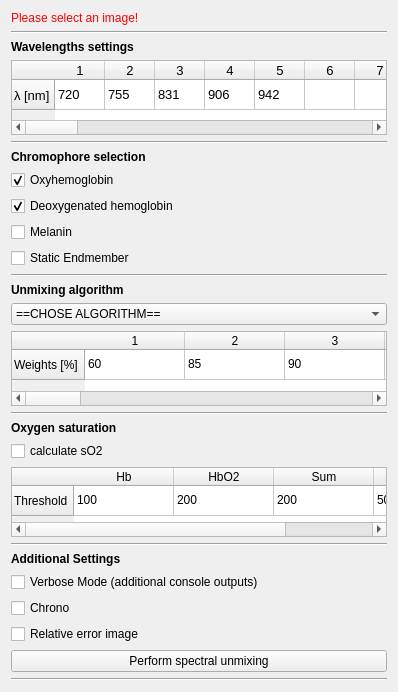
This is Plugins/org.mitk.gui.qt.photoacoustics.spectralunmixing/src/internal/SpectralUnmixingControls.ui in MITK/MITK as Qt 5 draws it before an edit. The edited form follows.
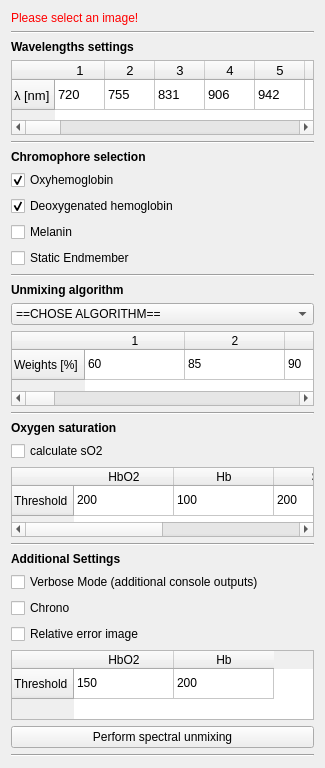
This is the edited form. Icons and pictures are not drawn.

Commit message: add relative error settings to Plugin.

The edit to the form file:
```diff
--- a/Plugins/org.mitk.gui.qt.photoacoustics.spectralunmixing/src/internal/SpectralUnmixingControls.ui
+++ b/Plugins/org.mitk.gui.qt.photoacoustics.spectralunmixing/src/internal/SpectralUnmixingControls.ui
@@ -6,8 +6,8 @@
    <rect>
     <x>0</x>
     <y>0</y>
-    <width>398</width>
-    <height>666</height>
+    <width>325</width>
+    <height>742</height>
    </rect>
   </property>
   <property name="minimumSize">
@@ -923,6 +923,11 @@
        <string>Threshold</string>
       </property>
      </row>
+     <column>
+      <property name="text">
+       <string>HbO2</string>
+      </property>
+     </column>
      <column>
       <property name="text">
        <string>Hb</string>
@@ -931,11 +936,6 @@
        <string/>
       </property>
      </column>
-     <column>
-      <property name="text">
-       <string>HbO2</string>
-      </property>
-     </column>
      <column>
       <property name="text">
        <string>Sum</string>
@@ -948,14 +948,14 @@
      </column>
      <item row="0" column="0">
       <property name="text">
+       <string>200</string>
+      </property>
+     </item>
+     <item row="0" column="1">
+      <property name="text">
        <string>100</string>
       </property>
      </item>
-     <item row="0" column="1">
-      <property name="text">
-       <string>200</string>
-      </property>
-     </item>
      <item row="0" column="2">
       <property name="text">
        <string>200</string>
@@ -1018,6 +1018,44 @@
      </property>
     </widget>
    </item>
+   <item>
+    <widget class="QTableWidget" name="tableError">
+     <property name="maximumSize">
+      <size>
+       <width>307</width>
+       <height>70</height>
+      </size>
+     </property>
+     <property name="toolTip">
+      <string>&lt;html&gt;&lt;head/&gt;&lt;body&gt;&lt;p&gt;* \brief below the threshold calculated relative error will set to zero&lt;/p&gt;&lt;/body&gt;&lt;/html&gt;</string>
+     </property>
+     <row>
+      <property name="text">
+       <string>Threshold</string>
+      </property>
+     </row>
+     <column>
+      <property name="text">
+       <string>HbO2</string>
+      </property>
+     </column>
+     <column>
+      <property name="text">
+       <string>Hb</string>
+      </property>
+     </column>
+     <item row="0" column="0">
+      <property name="text">
+       <string>150</string>
+      </property>
+     </item>
+     <item row="0" column="1">
+      <property name="text">
+       <string>200</string>
+      </property>
+     </item>
+    </widget>
+   </item>
    <item>
     <widget class="QPushButton" name="buttonPerformImageProcessing">
      <property name="toolTip">
@@ -1042,8 +1080,8 @@
      </property>
      <property name="sizeHint" stdset="0">
       <size>
-       <width>20</width>
-       <height>40</height>
+       <width>17</width>
+       <height>54</height>
       </size>
      </property>
     </spacer>
```
The commit also changes 4 other files.
